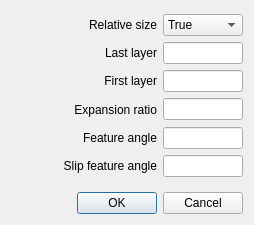
Old version of the form DMesh_Widget/w_meshsurfacerefinegeneral.ui in the repository orientalinformation/foamnode.
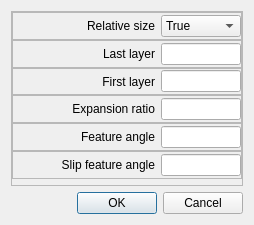
New version of the form.

Diff of the .ui file:
```diff
--- a/DMesh_Widget/w_meshsurfacerefinegeneral.ui
+++ b/DMesh_Widget/w_meshsurfacerefinegeneral.ui
@@ -17,7 +17,7 @@
    <item>
     <widget class="QFrame" name="frame_90">
      <property name="frameShape">
-      <enum>QFrame::NoFrame</enum>
+      <enum>QFrame::StyledPanel</enum>
      </property>
      <property name="frameShadow">
       <enum>QFrame::Raised</enum>
@@ -47,7 +47,7 @@
          </sizepolicy>
         </property>
         <property name="frameShape">
-         <enum>QFrame::NoFrame</enum>
+         <enum>QFrame::StyledPanel</enum>
         </property>
         <property name="frameShadow">
          <enum>QFrame::Raised</enum>
@@ -101,7 +101,7 @@
       <item>
        <widget class="QFrame" name="frame_99">
         <property name="frameShape">
-         <enum>QFrame::NoFrame</enum>
+         <enum>QFrame::StyledPanel</enum>
         </property>
         <property name="frameShadow">
          <enum>QFrame::Raised</enum>
@@ -145,7 +145,7 @@
       <item>
        <widget class="QFrame" name="frame_98">
         <property name="frameShape">
-         <enum>QFrame::NoFrame</enum>
+         <enum>QFrame::StyledPanel</enum>
         </property>
         <property name="frameShadow">
          <enum>QFrame::Raised</enum>
@@ -189,7 +189,7 @@
       <item>
        <widget class="QFrame" name="frame_97">
         <property name="frameShape">
-         <enum>QFrame::NoFrame</enum>
+         <enum>QFrame::StyledPanel</enum>
         </property>
         <property name="frameShadow">
          <enum>QFrame::Raised</enum>
@@ -233,7 +233,7 @@
       <item>
        <widget class="QFrame" name="frame_101">
         <property name="frameShape">
-         <enum>QFrame::NoFrame</enum>
+         <enum>QFrame::StyledPanel</enum>
         </property>
         <property name="frameShadow">
          <enum>QFrame::Raised</enum>
@@ -277,7 +277,7 @@
       <item>
        <widget class="QFrame" name="frame_102">
         <property name="frameShape">
-         <enum>QFrame::NoFrame</enum>
+         <enum>QFrame::StyledPanel</enum>
         </property>
         <property name="frameShadow">
          <enum>QFrame::Raised</enum>
```
